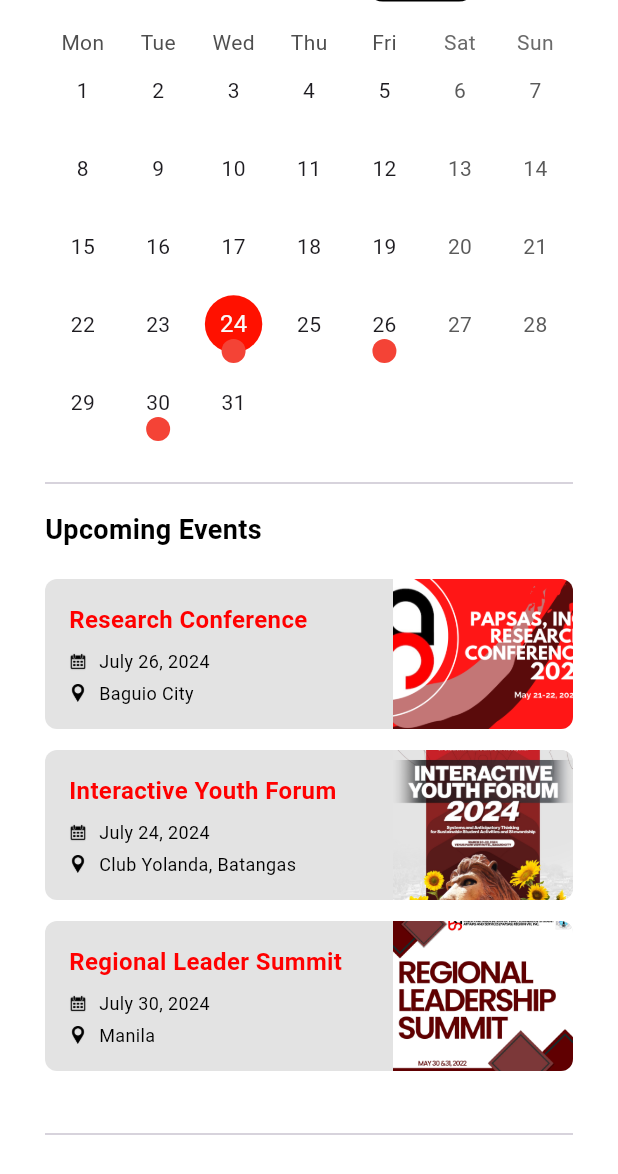
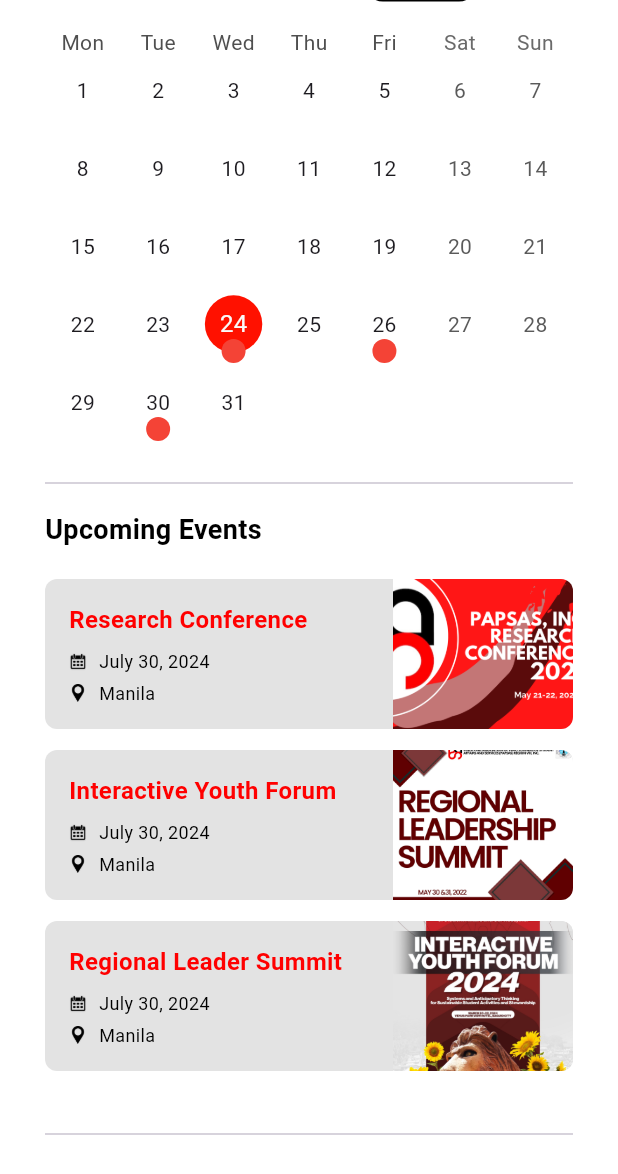
Before and after one commit to CastroClarence/papsas_app, a Flutter app: the MyHomePage screen opened directly, scrolled down 250 dp, on a phone screen of 412 x 824 dp. Shown: the top 1174 px of the screen. Run offline on Flutter 3.47's test engine with Material 3 defaults, Android fonts, the phone set to English and light mode, and no system bars; drawn by our look-alikes of table_calendar; our stand-ins replace font_awesome_flutter, get.

Commit message:
cleaned redundant codes

```diff
--- a/lib/view/event/event.dart
+++ b/lib/view/event/event.dart
@@ -1,11 +1,12 @@
+import 'package:appdev/view/event/event_card.dart';
 import 'package:appdev/view/event/leader_information.dart';
 import 'package:appdev/view/event/research_information.dart';
 import 'package:appdev/view/event/youth_infomation_registration.dart';
 import 'package:flutter/material.dart';
 import 'package:table_calendar/table_calendar.dart';
-import 'package:appdev/view/event/research.dart';
-import 'package:appdev/view/event/youth.dart';
-import 'package:appdev/view/event/leader.dart';
+// import 'package:appdev/view/event/research.dart';
+// import 'package:appdev/view/event/youth.dart';
+// import 'package:appdev/view/event/leader.dart';
 
 class MyHomePage extends StatefulWidget {
   @override
@@ -54,7 +55,7 @@ class _MyHomePageState extends State<MyHomePage> {
                         "images/papsas.png",
                         height: 28,
                       ),
-                      SizedBox(
+                      const SizedBox(
                         width: 8,
                       ),
                       const Text(
@@ -64,7 +65,7 @@ class _MyHomePageState extends State<MyHomePage> {
                             fontSize: 22,
                             fontWeight: FontWeight.w800),
                       ),
-                      SizedBox(width: 10),
+                      const SizedBox(width: 10),
                       const Text(
                         "INC.",
                         style: TextStyle(
@@ -74,7 +75,7 @@ class _MyHomePageState extends State<MyHomePage> {
                       ),
                     ],
                   ),
-                  SizedBox(
+                  const SizedBox(
                     height: 20,
                   ),
                   const Text(
@@ -84,15 +85,15 @@ class _MyHomePageState extends State<MyHomePage> {
                         fontWeight: FontWeight.w700,
                         fontSize: 21),
                   ),
-                  SizedBox(
+                  const SizedBox(
                     height: 6,
                   ),
                   const Text(
                     "Let's explore what’s happening nearby",
                     style: TextStyle(color: Colors.black, fontSize: 15),
                   ),
-                  SizedBox(height: 20),
-                  Divider(),
+                  const SizedBox(height: 20),
+                  const Divider(),
                   TableCalendar<Event>(
                     firstDay: DateTime.utc(2010, 10, 16),
                     lastDay: DateTime.utc(2030, 3, 14),
@@ -137,7 +138,7 @@ class _MyHomePageState extends State<MyHomePage> {
                       markerBuilder: (context, date, events) {
                         if (highlightedDates.contains(date)) {
                           return Container(
-                            decoration: BoxDecoration(
+                            decoration: const BoxDecoration(
                               color: Colors.red,
                               shape: BoxShape.circle,
                             ),
@@ -201,9 +202,9 @@ class _MyHomePageState extends State<MyHomePage> {
                       title: Text(event.title),
                     ),
                   ),
-                  SizedBox(height: 20),
-                  Divider(),
-                  SizedBox(height: 10),
+                  const SizedBox(height: 20),
+                  const Divider(),
+                  const SizedBox(height: 10),
                   const Text(
                     "Upcoming Events",
                     style: TextStyle(
@@ -211,12 +212,33 @@ class _MyHomePageState extends State<MyHomePage> {
                         fontWeight: FontWeight.w700,
                         fontSize: 18),
                   ),
-                  SizedBox(height: 20),
-                  Research(),
-                  YouthForum(),
-                  LeaderSummit(),
-                  SizedBox(height: 20),
-                  Divider(),
+                  const SizedBox(height: 20),
+                  EventCard(
+                      title: "Research Conference",
+                      date: "July 26, 2024",
+                      venue: "Baguio City",
+                      image: "images/research.png",
+                      route: MaterialPageRoute(
+                          builder: (context) => ResearchInformation())),
+                  EventCard(
+                      title: "Interactive Youth Forum",
+                      date: "July 24, 2024",
+                      venue: "Club Yolanda, Batangas",
+                      image: "images/leader_summit.jpg",
+                      route: MaterialPageRoute(
+                          builder: (context) => YouthInformation())),
+                  EventCard(
+                      title: "Regional Leader Summit",
+                      date: "July 30, 2024",
+                      venue: "Manila",
+                      image: "images/youth_forum.jpg",
+                      route: MaterialPageRoute(
+                          builder: (context) => LeaderInformation())),
+                  // Research(),
+                  // YouthForum(),
+                  // LeaderSummit(),
+                  const SizedBox(height: 20),
+                  const Divider(),
                 ],
               ),
             ),
--- /dev/null
+++ b/lib/view/event/event_card.dart
@@ -0,0 +1,106 @@
+import 'package:flutter/material.dart';
+
+class EventCard extends StatelessWidget {
+  final String title;
+  final String date;
+  final String venue;
+  final String image;
+  final MaterialPageRoute route;
+
+  const EventCard({
+    super.key,
+    required this.title,
+    required this.date,
+    required this.venue,
+    required this.image,
+    required this.route,
+  });
+
+  @override
+  Widget build(BuildContext context) {
+    return InkWell(
+        onTap: () {
+          Navigator.push(context, route);
+        },
+        child: Container(
+          height: 100,
+          margin: const EdgeInsets.only(bottom: 14),
+          decoration: BoxDecoration(
+              color: const Color.fromARGB(255, 227, 227, 227),
+              borderRadius: BorderRadius.circular(8)),
+          child: Row(
+            children: <Widget>[
+              Expanded(
+                child: Container(
+                  padding: const EdgeInsets.only(left: 16),
+                  width: MediaQuery.of(context).size.width - 100,
+                  child: Column(
+                    mainAxisAlignment: MainAxisAlignment.center,
+                    crossAxisAlignment: CrossAxisAlignment.start,
+                    children: <Widget>[
+                      Text(
+                        title,
+                        style: const TextStyle(
+                            color: Color.fromARGB(255, 255, 0, 0),
+                            fontSize: 16,
+                            fontWeight: FontWeight.bold),
+                      ),
+                      const SizedBox(
+                        height: 8,
+                      ),
+                      Row(
+                        children: <Widget>[
+                          Image.asset(
+                            "images/calendar.png",
+                            height: 12,
+                          ),
+                          const SizedBox(
+                            width: 8,
+                          ),
+                          const Text(
+                            "July 30, 2024",
+                            style: TextStyle(
+                                color: Color.fromARGB(255, 0, 0, 0),
+                                fontSize: 12),
+                          )
+                        ],
+                      ),
+                      const SizedBox(
+                        height: 4,
+                      ),
+                      Row(
+                        children: <Widget>[
+                          Image.asset(
+                            "images/location.png",
+                            height: 12,
+                          ),
+                          const SizedBox(
+                            width: 8,
+                          ),
+                          const Text(
+                            "Manila",
+                            style: TextStyle(
+                                color: Color.fromARGB(255, 0, 0, 0),
+                                fontSize: 12),
+                          )
+                        ],
+                      ),
+                    ],
+                  ),
+                ),
+              ),
+              ClipRRect(
+                  borderRadius: const BorderRadius.only(
+                      topRight: Radius.circular(8),
+                      bottomRight: Radius.circular(8)),
+                  child: Image.asset(
+                    image,
+                    height: 100,
+                    width: 120,
+                    fit: BoxFit.cover,
+                  )),
+            ],
+          ),
+        ));
+  }
+}
--- a/lib/view/notification/upcoming_events_page.dart
+++ b/lib/view/notification/upcoming_events_page.dart
@@ -1,6 +1,5 @@
 import 'package:appdev/view/notification/notification_card.dart';
 import 'package:flutter/material.dart';
-import 'package:get/get.dart';
 
 class UpcomingEventsPage extends StatelessWidget {
   const UpcomingEventsPage({super.key});
```
Also changed, not shown: lib/view/profile/profile.dart (+51 -111 lines), lib/view/widget/button.login.dart (+0 -24 lines).
